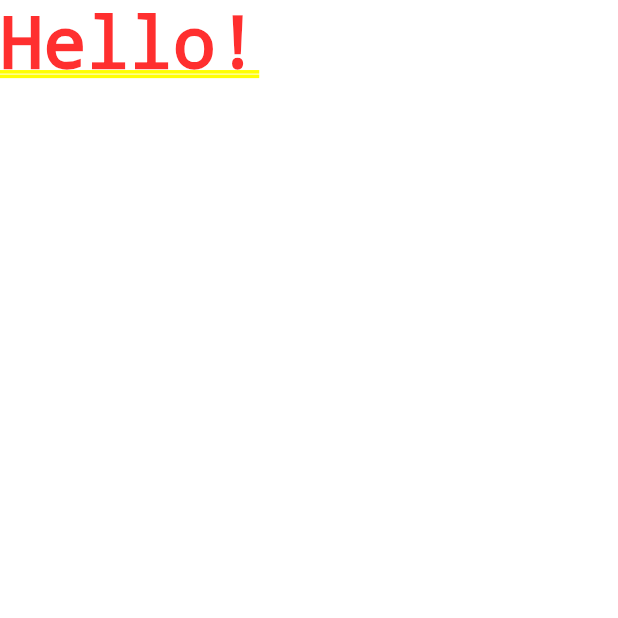
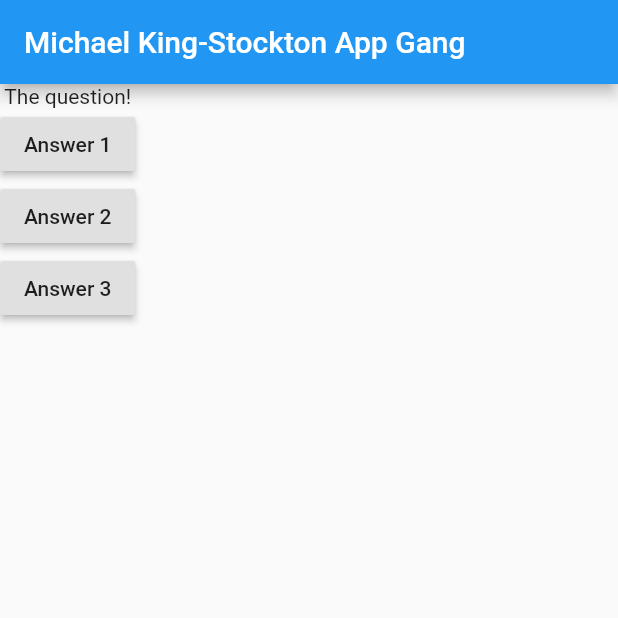
Before and after one commit to KStockton/Flutter_intro, a Flutter app: the screen it shows after launch, on a phone screen of 412 x 824 dp, the top half of it. Run offline on Flutter 3.47's test engine with Material 2 defaults, Android fonts, the phone set to English and light mode, and no system bars.

Commit message:
Add raised button to body

```diff
--- a/lib/main.dart
+++ b/lib/main.dart
@@ -1,11 +1,42 @@
 import 'package:flutter/material.dart';
 
-void main() {
-  runApp(MyApp());
-}
+void main() => runApp(MyApp());
 
 class MyApp extends StatelessWidget {
+  void answerQuestion() {
+    print('Answer choosen');
+  }
+
+  @override
   Widget build(BuildContext context) {
-    return MaterialApp(home: Text('Hello!'),);
+    var questions = [
+      'What\'s your favorite color',
+      'What\'s your favorite animal?'
+    ];
+
+    return MaterialApp(
+      home: Scaffold(
+        appBar: AppBar(
+          title: Text('Michael King-Stockton App Gang'),
+        ),
+        body: Column(
+          children: [
+            Text('The question!'),
+            RaisedButton(
+              child: Text('Answer 1'),
+              onPressed: answerQuestion,
+            ),
+            RaisedButton(
+              child: Text('Answer 2'),
+              onPressed: answerQuestion,
+            ),
+            RaisedButton(
+              child: Text('Answer 3'),
+              onPressed: answerQuestion,
+            ),
+          ],
+        ),
+      ),
+    );
   }
 }
```
